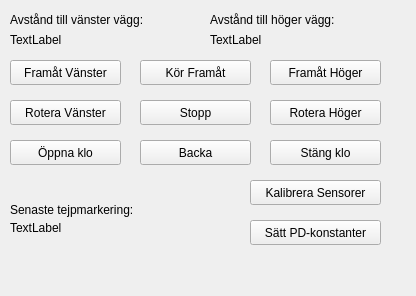
Above: kod/fjarr/mainwindow.ui from grupphenning/allt before the change. Below: the same form after it.
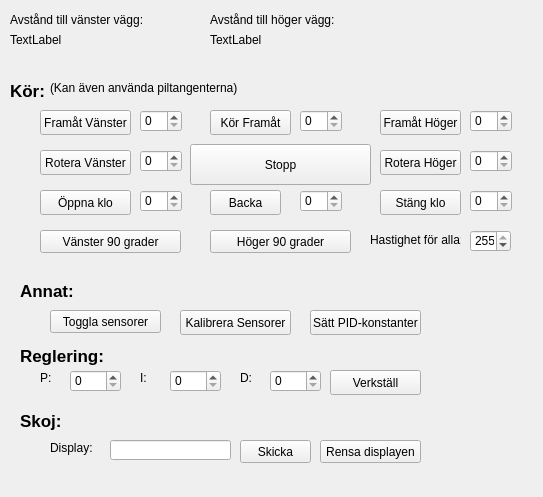
That is the form after the change.

Commit message: Ny fjarrenhet

The edit to the form file:
```diff
--- a/kod/fjarr/mainwindow.ui
+++ b/kod/fjarr/mainwindow.ui
@@ -6,8 +6,8 @@
    <rect>
     <x>0</x>
     <y>0</y>
-    <width>416</width>
-    <height>296</height>
+    <width>543</width>
+    <height>497</height>
    </rect>
   </property>
   <property name="sizePolicy">
@@ -23,9 +23,9 @@
    <widget class="QPushButton" name="pushButton_2">
     <property name="geometry">
      <rect>
-      <x>10</x>
-      <y>100</y>
-      <width>111</width>
+      <x>40</x>
+      <y>150</y>
+      <width>91</width>
       <height>25</height>
      </rect>
     </property>
@@ -39,9 +39,9 @@
    <widget class="QPushButton" name="pushButton_3">
     <property name="geometry">
      <rect>
-      <x>10</x>
-      <y>60</y>
-      <width>111</width>
+      <x>40</x>
+      <y>110</y>
+      <width>91</width>
       <height>25</height>
      </rect>
     </property>
@@ -58,9 +58,9 @@
    <widget class="QPushButton" name="pushButton_8">
     <property name="geometry">
      <rect>
-      <x>250</x>
-      <y>180</y>
-      <width>131</width>
+      <x>180</x>
+      <y>310</y>
+      <width>111</width>
       <height>25</height>
      </rect>
     </property>
@@ -71,23 +71,23 @@
    <widget class="QPushButton" name="pushButton_9">
     <property name="geometry">
      <rect>
-      <x>250</x>
-      <y>220</y>
-      <width>131</width>
+      <x>310</x>
+      <y>310</y>
+      <width>111</width>
       <height>25</height>
      </rect>
     </property>
     <property name="text">
-     <string>Sätt PD-konstanter</string>
+     <string>Sätt PID-konstanter</string>
     </property>
    </widget>
    <widget class="QPushButton" name="pushButton_5">
     <property name="geometry">
      <rect>
-      <x>140</x>
-      <y>100</y>
-      <width>111</width>
-      <height>25</height>
+      <x>190</x>
+      <y>144</y>
+      <width>181</width>
+      <height>41</height>
      </rect>
     </property>
     <property name="text">
@@ -103,9 +103,9 @@
    <widget class="QPushButton" name="pushButton_6">
     <property name="geometry">
      <rect>
-      <x>270</x>
-      <y>60</y>
-      <width>111</width>
+      <x>380</x>
+      <y>110</y>
+      <width>81</width>
       <height>25</height>
      </rect>
     </property>
@@ -119,9 +119,9 @@
    <widget class="QPushButton" name="pushButton_7">
     <property name="geometry">
      <rect>
-      <x>270</x>
-      <y>100</y>
-      <width>111</width>
+      <x>380</x>
+      <y>150</y>
+      <width>81</width>
       <height>25</height>
      </rect>
     </property>
@@ -135,9 +135,9 @@
    <widget class="QPushButton" name="pushButton_10">
     <property name="geometry">
      <rect>
-      <x>140</x>
-      <y>140</y>
-      <width>111</width>
+      <x>210</x>
+      <y>190</y>
+      <width>71</width>
       <height>25</height>
      </rect>
     </property>
@@ -200,38 +200,12 @@
      <string>TextLabel</string>
     </property>
    </widget>
-   <widget class="QLabel" name="label_5">
-    <property name="geometry">
-     <rect>
-      <x>10</x>
-      <y>200</y>
-      <width>161</width>
-      <height>20</height>
-     </rect>
-    </property>
-    <property name="text">
-     <string>Senaste tejpmarkering:</string>
-    </property>
-   </widget>
-   <widget class="QLabel" name="label_6">
-    <property name="geometry">
-     <rect>
-      <x>10</x>
-      <y>220</y>
-      <width>161</width>
-      <height>16</height>
-     </rect>
-    </property>
-    <property name="text">
-     <string>TextLabel</string>
-    </property>
-   </widget>
    <widget class="QPushButton" name="pushButton_11">
     <property name="geometry">
      <rect>
-      <x>10</x>
-      <y>140</y>
-      <width>111</width>
+      <x>40</x>
+      <y>190</y>
+      <width>91</width>
       <height>25</height>
      </rect>
     </property>
@@ -245,9 +219,9 @@
    <widget class="QPushButton" name="pushButton_12">
     <property name="geometry">
      <rect>
-      <x>270</x>
-      <y>140</y>
-      <width>111</width>
+      <x>380</x>
+      <y>190</y>
+      <width>81</width>
       <height>25</height>
      </rect>
     </property>
@@ -261,9 +235,9 @@
    <widget class="QPushButton" name="pushButton_4">
     <property name="geometry">
      <rect>
-      <x>140</x>
-      <y>60</y>
-      <width>111</width>
+      <x>210</x>
+      <y>110</y>
+      <width>81</width>
       <height>25</height>
      </rect>
     </property>
@@ -277,6 +251,414 @@
      <bool>true</bool>
     </property>
    </widget>
+   <widget class="QPushButton" name="pushButton_14">
+    <property name="geometry">
+     <rect>
+      <x>50</x>
+      <y>310</y>
+      <width>111</width>
+      <height>23</height>
+     </rect>
+    </property>
+    <property name="text">
+     <string>Toggla sensorer</string>
+    </property>
+   </widget>
+   <widget class="QLabel" name="label_6">
+    <property name="geometry">
+     <rect>
+      <x>20</x>
+      <y>410</y>
+      <width>131</width>
+      <height>21</height>
+     </rect>
+    </property>
+    <property name="font">
+     <font>
+      <pointsize>13</pointsize>
+      <weight>75</weight>
+      <bold>true</bold>
+     </font>
+    </property>
+    <property name="text">
+     <string>Skoj:</string>
+    </property>
+   </widget>
+   <widget class="QLabel" name="label_7">
+    <property name="geometry">
+     <rect>
+      <x>50</x>
+      <y>440</y>
+      <width>51</width>
+      <height>16</height>
+     </rect>
+    </property>
+    <property name="text">
+     <string>Display:</string>
+    </property>
+    <property name="buddy">
+     <cstring>stringEdit</cstring>
+    </property>
+   </widget>
+   <widget class="QLineEdit" name="stringEdit">
+    <property name="geometry">
+     <rect>
+      <x>110</x>
+      <y>440</y>
+      <width>121</width>
+      <height>20</height>
+     </rect>
+    </property>
+   </widget>
+   <widget class="QPushButton" name="pushButton">
+    <property name="geometry">
+     <rect>
+      <x>240</x>
+      <y>440</y>
+      <width>71</width>
+      <height>23</height>
+     </rect>
+    </property>
+    <property name="text">
+     <string>Skicka</string>
+    </property>
+   </widget>
+   <widget class="QPushButton" name="pushButtonClearDisplay">
+    <property name="geometry">
+     <rect>
+      <x>320</x>
+      <y>440</y>
+      <width>101</width>
+      <height>23</height>
+     </rect>
+    </property>
+    <property name="text">
+     <string>Rensa displayen</string>
+    </property>
+   </widget>
+   <widget class="QLabel" name="label_8">
+    <property name="geometry">
+     <rect>
+      <x>20</x>
+      <y>345</y>
+      <width>161</width>
+      <height>21</height>
+     </rect>
+    </property>
+    <property name="font">
+     <font>
+      <pointsize>13</pointsize>
+      <weight>75</weight>
+      <bold>true</bold>
+     </font>
+    </property>
+    <property name="text">
+     <string>Reglering:</string>
+    </property>
+   </widget>
+   <widget class="QLabel" name="label_5">
+    <property name="geometry">
+     <rect>
+      <x>40</x>
+      <y>370</y>
+      <width>21</width>
+      <height>16</height>
+     </rect>
+    </property>
+    <property name="text">
+     <string>P:</string>
+    </property>
+   </widget>
+   <widget class="QSpinBox" name="spinBoxP">
+    <property name="geometry">
+     <rect>
+      <x>70</x>
+      <y>370</y>
+      <width>51</width>
+      <height>22</height>
+     </rect>
+    </property>
+    <property name="maximum">
+     <number>255</number>
+    </property>
+   </widget>
+   <widget class="QLabel" name="label_9">
+    <property name="geometry">
+     <rect>
+      <x>140</x>
+      <y>370</y>
+      <width>21</width>
+      <height>16</height>
+     </rect>
+    </property>
+    <property name="text">
+     <string>I:</string>
+    </property>
+   </widget>
+   <widget class="QSpinBox" name="spinBoxI">
+    <property name="geometry">
+     <rect>
+      <x>170</x>
+      <y>370</y>
+      <width>51</width>
+      <height>22</height>
+     </rect>
+    </property>
+    <property name="maximum">
+     <number>255</number>
+    </property>
+   </widget>
+   <widget class="QLabel" name="label_10">
+    <property name="geometry">
+     <rect>
+      <x>240</x>
+      <y>370</y>
+      <width>21</width>
+      <height>16</height>
+     </rect>
+    </property>
+    <property name="text">
+     <string>D:</string>
+    </property>
+   </widget>
+   <widget class="QSpinBox" name="spinBoxD">
+    <property name="geometry">
+     <rect>
+      <x>270</x>
+      <y>370</y>
+      <width>51</width>
+      <height>22</height>
+     </rect>
+    </property>
+    <property name="maximum">
+     <number>255</number>
+    </property>
+   </widget>
+   <widget class="QLabel" name="label_11">
+    <property name="geometry">
+     <rect>
+      <x>10</x>
+      <y>80</y>
+      <width>51</width>
+      <height>21</height>
+     </rect>
+    </property>
+    <property name="font">
+     <font>
+      <pointsize>13</pointsize>
+      <weight>75</weight>
+      <bold>true</bold>
+     </font>
+    </property>
+    <property name="text">
+     <string>Kör:</string>
+    </property>
+   </widget>
+   <widget class="QPushButton" name="pushButtonPID">
+    <property name="geometry">
+     <rect>
+      <x>330</x>
+      <y>370</y>
+      <width>91</width>
+      <height>25</height>
+     </rect>
+    </property>
+    <property name="text">
+     <string>Verkställ</string>
+    </property>
+   </widget>
+   <widget class="QLabel" name="label_12">
+    <property name="geometry">
+     <rect>
+      <x>20</x>
+      <y>280</y>
+      <width>71</width>
+      <height>21</height>
+     </rect>
+    </property>
+    <property name="font">
+     <font>
+      <pointsize>13</pointsize>
+      <weight>75</weight>
+      <bold>true</bold>
+     </font>
+    </property>
+    <property name="text">
+     <string>Annat:</string>
+    </property>
+   </widget>
+   <widget class="QLabel" name="label_13">
+    <property name="geometry">
+     <rect>
+      <x>50</x>
+      <y>80</y>
+      <width>211</width>
+      <height>16</height>
+     </rect>
+    </property>
+    <property name="text">
+     <string>(Kan även använda piltangenterna)</string>
+    </property>
+   </widget>
+   <widget class="QSpinBox" name="speedDriveLeft">
+    <property name="geometry">
+     <rect>
+      <x>140</x>
+      <y>110</y>
+      <width>42</width>
+      <height>22</height>
+     </rect>
+    </property>
+    <property name="maximum">
+     <number>255</number>
+    </property>
+   </widget>
+   <widget class="QSpinBox" name="speedLeft">
+    <property name="geometry">
+     <rect>
+      <x>140</x>
+      <y>150</y>
+      <width>42</width>
+      <height>22</height>
+     </rect>
+    </property>
+    <property name="maximum">
+     <number>255</number>
+    </property>
+   </widget>
+   <widget class="QSpinBox" name="speedClawOut">
+    <property name="geometry">
+     <rect>
+      <x>140</x>
+      <y>190</y>
+      <width>42</width>
+      <height>22</height>
+     </rect>
+    </property>
+    <property name="maximum">
+     <number>255</number>
+    </property>
+   </widget>
+   <widget class="QSpinBox" name="speedDrive">
+    <property name="geometry">
+     <rect>
+      <x>300</x>
+      <y>110</y>
+      <width>42</width>
+      <height>22</height>
+     </rect>
+    </property>
+    <property name="maximum">
+     <number>255</number>
+    </property>
+   </widget>
+   <widget class="QSpinBox" name="speedBack">
+    <property name="geometry">
+     <rect>
+      <x>300</x>
+      <y>190</y>
+      <width>42</width>
+      <height>22</height>
+     </rect>
+    </property>
+    <property name="maximum">
+     <number>255</number>
+    </property>
+   </widget>
+   <widget class="QSpinBox" name="speedDriveRight">
+    <property name="geometry">
+     <rect>
+      <x>470</x>
+      <y>110</y>
+      <width>42</width>
+      <height>22</height>
+     </rect>
+    </property>
+    <property name="maximum">
+     <number>255</number>
+    </property>
+   </widget>
+   <widget class="QSpinBox" name="speedRight">
+    <property name="geometry">
+     <rect>
+      <x>470</x>
+      <y>150</y>
+      <width>42</width>
+      <height>22</height>
+     </rect>
+    </property>
+    <property name="maximum">
+     <number>255</number>
+    </property>
+   </widget>
+   <widget class="QSpinBox" name="speedClawIn">
+    <property name="geometry">
+     <rect>
+      <x>470</x>
+      <y>190</y>
+      <width>42</width>
+      <height>22</height>
+     </rect>
+    </property>
+    <property name="maximum">
+     <number>255</number>
+    </property>
+   </widget>
+   <widget class="QSpinBox" name="speed">
+    <property name="geometry">
+     <rect>
+      <x>470</x>
+      <y>230</y>
+      <width>41</width>
+      <height>22</height>
+     </rect>
+    </property>
+    <property name="maximum">
+     <number>255</number>
+    </property>
+    <property name="value">
+     <number>255</number>
+    </property>
+   </widget>
+   <widget class="QLabel" name="label_14">
+    <property name="geometry">
+     <rect>
+      <x>370</x>
+      <y>230</y>
+      <width>91</width>
+      <height>20</height>
+     </rect>
+    </property>
+    <property name="text">
+     <string>Hastighet för alla:</string>
+    </property>
+   </widget>
+   <widget class="QPushButton" name="pushButtonLeft90">
+    <property name="geometry">
+     <rect>
+      <x>40</x>
+      <y>230</y>
+      <width>141</width>
+      <height>23</height>
+     </rect>
+    </property>
+    <property name="text">
+     <string>Vänster 90 grader</string>
+    </property>
+   </widget>
+   <widget class="QPushButton" name="pushButtonRight90">
+    <property name="geometry">
+     <rect>
+      <x>210</x>
+      <y>230</y>
+      <width>141</width>
+      <height>23</height>
+     </rect>
+    </property>
+    <property name="text">
+     <string>Höger 90 grader</string>
+    </property>
+   </widget>
   </widget>
   <widget class="QMenuBar" name="menuBar">
    <property name="geometry">
```
Left out of the diff: 133 changed lines with no effect on the pictures. The commit also changes 2 other files.
